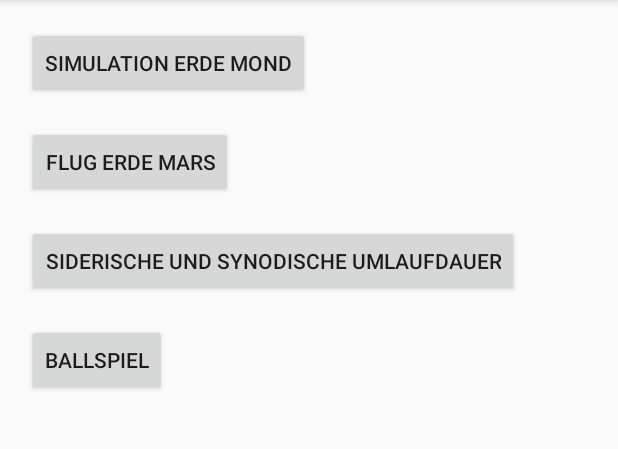
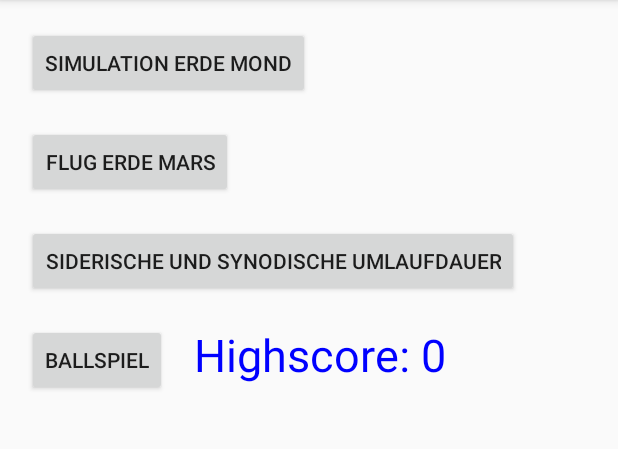
Before and after one commit to mastermax1988/astroapp, an Android app: the screen it shows after launch (MainActivity), on a phone screen of 412 x 824 dp, the part 84-533 px from its top. Run offline under Robolectric (Android 15) with nearby library versions, the phone set to English and light mode, and no system bars.

Commit message:
added highscore

```diff
--- a/app/src/main/java/com/example/astroapp/BallActivity.java
+++ b/app/src/main/java/com/example/astroapp/BallActivity.java
@@ -4,6 +4,7 @@ import androidx.appcompat.app.AppCompatActivity;
 
 
 import android.content.Context;
+import android.content.SharedPreferences;
 import android.graphics.Canvas;
 import android.graphics.Color;
 import android.graphics.Paint;
@@ -21,12 +22,17 @@ import java.util.ArrayList;
 
 import java.util.Random;
 
+
+
+
 public class BallActivity extends AppCompatActivity {
 
 
     double ax,ay;
     Random rnd;
     int lastSpanw=0;
+
+
     public class Asteroid
     {
         public double x,y,vx,vy;
@@ -113,6 +119,15 @@ public class BallActivity extends AppCompatActivity {
                     if(time<=0) {
                         bRun = false;
                         time = 0;
+                        SharedPreferences sharedPref = BallActivity.this.getSharedPreferences("default",Context.MODE_PRIVATE);
+                        int highScore = sharedPref.getInt("highscore", 0);
+                        if(iScore>highScore)
+                        {
+                            SharedPreferences.Editor editor = sharedPref.edit();
+                            editor.putInt("highscore", iScore);
+                            editor.commit();
+                        }
+
                     }
                     h.postDelayed(this, 20);
                 }
--- a/app/src/main/java/com/example/astroapp/MainActivity.java
+++ b/app/src/main/java/com/example/astroapp/MainActivity.java
@@ -2,9 +2,13 @@ package com.example.astroapp;
 
 import androidx.appcompat.app.AppCompatActivity;
 
+import android.content.Context;
 import android.content.Intent;
+import android.content.SharedPreferences;
+import android.graphics.Color;
 import android.os.Bundle;
 import android.view.View;
+import android.widget.TextView;
 
 public class MainActivity extends AppCompatActivity {
 
@@ -12,6 +16,21 @@ public class MainActivity extends AppCompatActivity {
     protected void onCreate(Bundle savedInstanceState) {
         super.onCreate(savedInstanceState);
         setContentView(R.layout.activity_main);
+        refreshHighscore();
+    }
+    private  void refreshHighscore()
+    {
+        SharedPreferences sharedPref = MainActivity.this.getSharedPreferences("default",Context.MODE_PRIVATE);
+        int highScore = sharedPref.getInt("highscore", 0);
+        TextView txt = findViewById(R.id.txtHighScore);
+        txt.setText("Highscore: "+ highScore);
+        txt.setTextColor(Color.rgb(0,0,255));
+    }
+
+    @Override
+    protected void onResume() {
+        super.onResume();
+        refreshHighscore();
     }
 
     public void btnMoonClick(View v)
--- a/app/src/main/res/layout/activity_main.xml
+++ b/app/src/main/res/layout/activity_main.xml
@@ -49,4 +49,15 @@
         android:text="@string/btnEarthMoon"
         app:layout_constraintStart_toStartOf="parent"
         app:layout_constraintTop_toTopOf="parent" />
+
+    <TextView
+        android:id="@+id/txtHighScore"
+        android:layout_width="wrap_content"
+        android:layout_height="wrap_content"
+        android:layout_marginStart="18dp"
+        android:layout_marginTop="18dp"
+        android:text="Highscore"
+        android:textSize="30sp"
+        app:layout_constraintStart_toEndOf="@+id/button3"
+        app:layout_constraintTop_toBottomOf="@+id/button4" />
 </androidx.constraintlayout.widget.ConstraintLayout>
```
